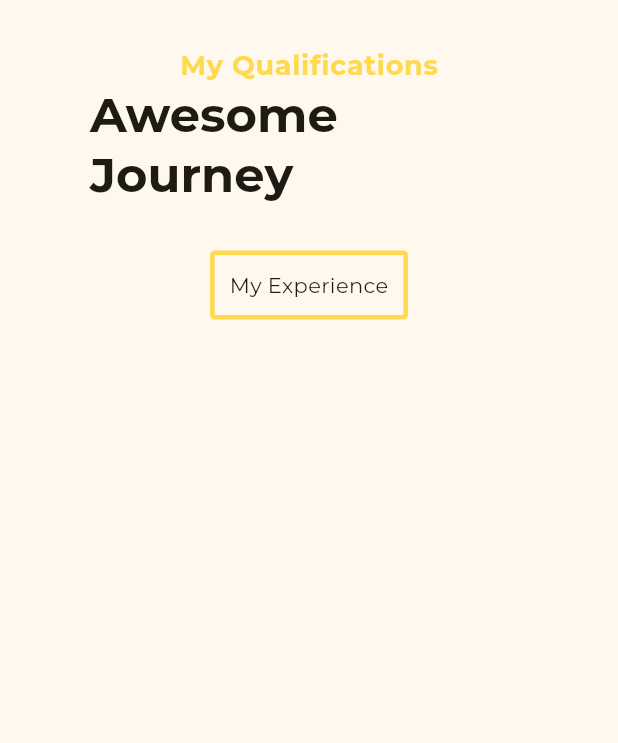
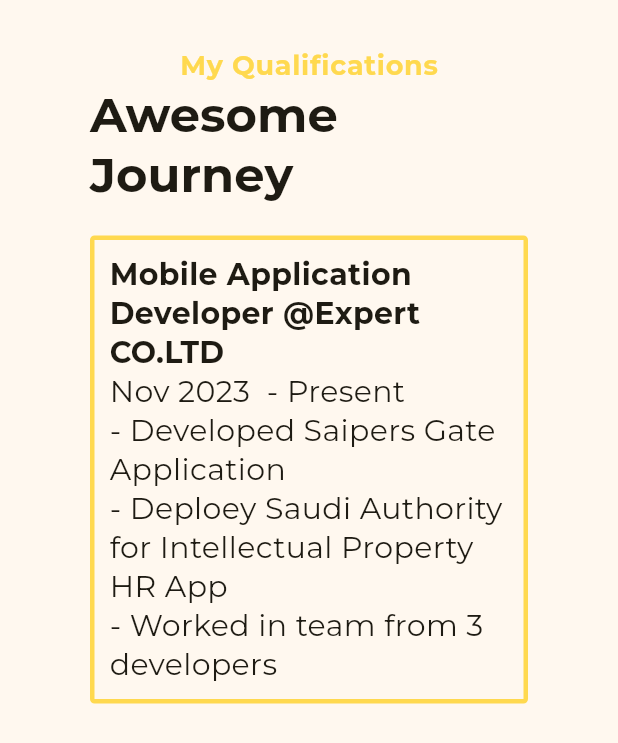
Before and after one commit to MostafaHamed-W/web_-portfolio, a Flutter app: the ExperienceDesktopView widget shown alone on an empty page, opened directly, on a phone screen of 412 x 824 dp. Shown: the top 743 px of the screen. Run offline on Flutter 3.47's test engine with Material 3 defaults, Android fonts, the phone set to English and light mode, and no system bars; our stand-ins replace auto_size_text, flutter_svg, google_fonts, responsive_builder.

Commit message:
Complete first exerience item

```diff
--- a/lib/views/experience/experience_desktop_view.dart
+++ b/lib/views/experience/experience_desktop_view.dart
@@ -8,19 +8,43 @@ class ExperienceDesktopView extends StatelessWidget {
 
   @override
   Widget build(BuildContext context) {
+    final firstExperience = experiences.first;
     return DesktopViewBuilder(
       mainText: 'My Qualifications',
       subText: 'Awesome Journey',
       children: [
-        const SizedBox(height: 30),
+        const SizedBox(height: 20),
         Container(
           padding: const EdgeInsets.all(10),
           decoration: BoxDecoration(
             border: Border.all(color: AppColors.kPrimaryColor, width: 3),
             borderRadius: BorderRadius.circular(3),
           ),
-          child: const Text(
-            'My Experience',
+          child: Column(
+            crossAxisAlignment: CrossAxisAlignment.start,
+            children: [
+              Text(firstExperience.company,
+                  style: const TextStyle(
+                    fontSize: 20,
+                    height: 1.3,
+                    fontWeight: FontWeight.bold,
+                  )),
+              Text(
+                firstExperience.timeline,
+                style: const TextStyle(
+                  fontSize: 20,
+                  height: 1.3,
+                ),
+              ),
+              for (var item in firstExperience.descriptions)
+                Text(
+                  item,
+                  style: const TextStyle(
+                    fontSize: 20,
+                    height: 1.3,
+                  ),
+                ),
+            ],
           ),
         ),
       ],
```
